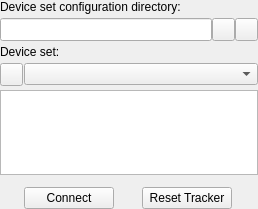
First picture: the form in PlusApp/CommonWidgets/DeviceSetSelectorWidget.ui, repository PlusToolkit/PlusApp, before the edit.
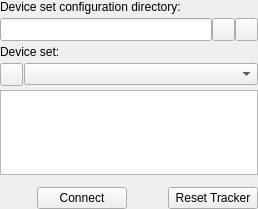
Second picture: the form after the edit. Icons and pictures are not drawn.

What changed in the file:
```diff
--- a/PlusApp/CommonWidgets/DeviceSetSelectorWidget.ui
+++ b/PlusApp/CommonWidgets/DeviceSetSelectorWidget.ui
@@ -148,6 +148,19 @@
    </item>
    <item row="7" column="0">
     <layout class="QHBoxLayout" name="horizontalLayout_2">
+     <item>
+      <spacer name="horizontalSpacer_2">
+       <property name="orientation">
+        <enum>Qt::Horizontal</enum>
+       </property>
+       <property name="sizeHint" stdset="0">
+        <size>
+         <width>40</width>
+         <height>20</height>
+        </size>
+       </property>
+      </spacer>
+     </item>
      <item>
       <widget class="QPushButton" name="pushButton_Connect">
        <property name="minimumSize">
@@ -158,7 +171,7 @@
        </property>
        <property name="maximumSize">
         <size>
-         <width>90</width>
+         <width>16777215</width>
          <height>16777215</height>
         </size>
        </property>
@@ -171,6 +184,19 @@
        </property>
       </widget>
      </item>
+     <item>
+      <spacer name="horizontalSpacer">
+       <property name="orientation">
+        <enum>Qt::Horizontal</enum>
+       </property>
+       <property name="sizeHint" stdset="0">
+        <size>
+         <width>40</width>
+         <height>20</height>
+        </size>
+       </property>
+      </spacer>
+     </item>
      <item>
       <widget class="QPushButton" name="pushButton_ResetTracker">
        <property name="minimumSize">
```
